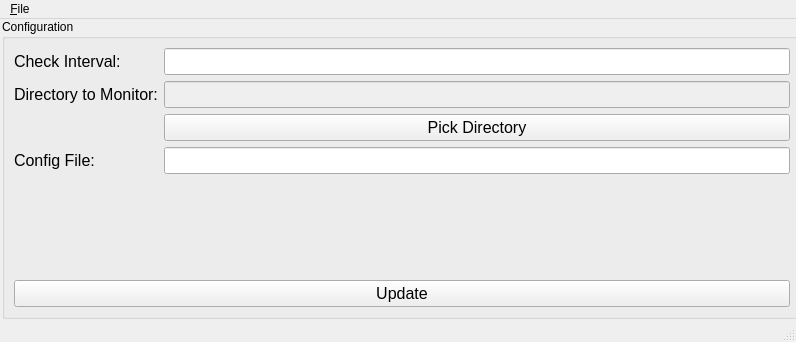
Before: the Qt Designer form faxCheck.ui in DrBassman/faxCheck, drawn with Qt 5.
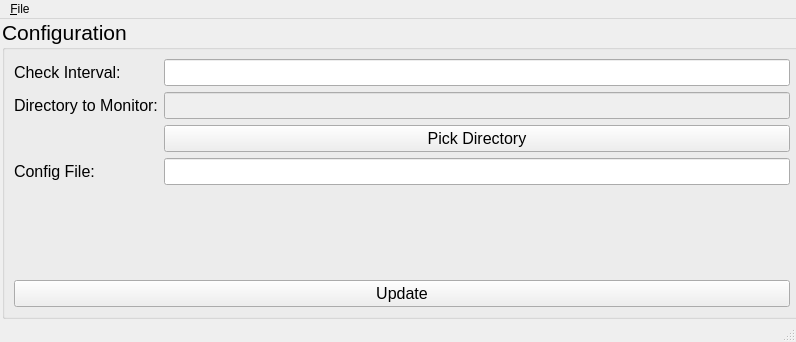
After: the same form once the commit is applied.

Commit message: Update code to directly use faxCheck.ui file.

Diff of the .ui file:
```diff
--- a/faxCheck.ui
+++ b/faxCheck.ui
@@ -41,6 +41,11 @@
       <verstretch>0</verstretch>
      </sizepolicy>
     </property>
+    <property name="font">
+     <font>
+      <pointsize>16</pointsize>
+     </font>
+    </property>
     <property name="title">
      <string>Configuration</string>
     </property>
```
Left out of the diff: 7 changed lines with no effect on the pictures. The commit also changes 2 other files.
